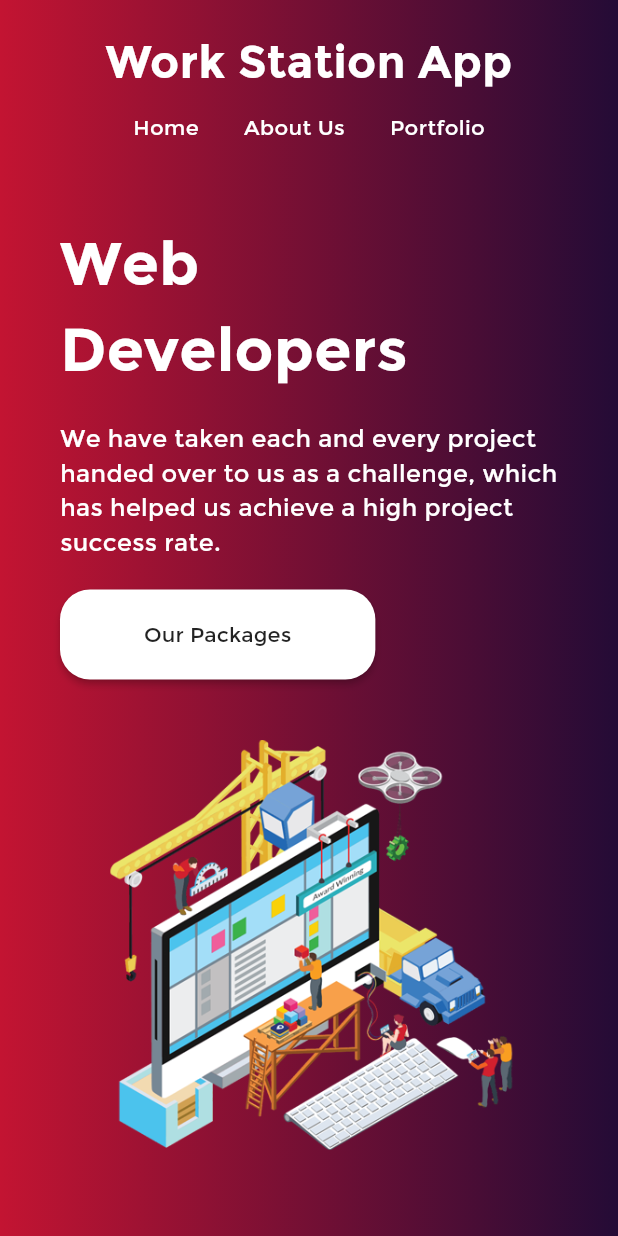
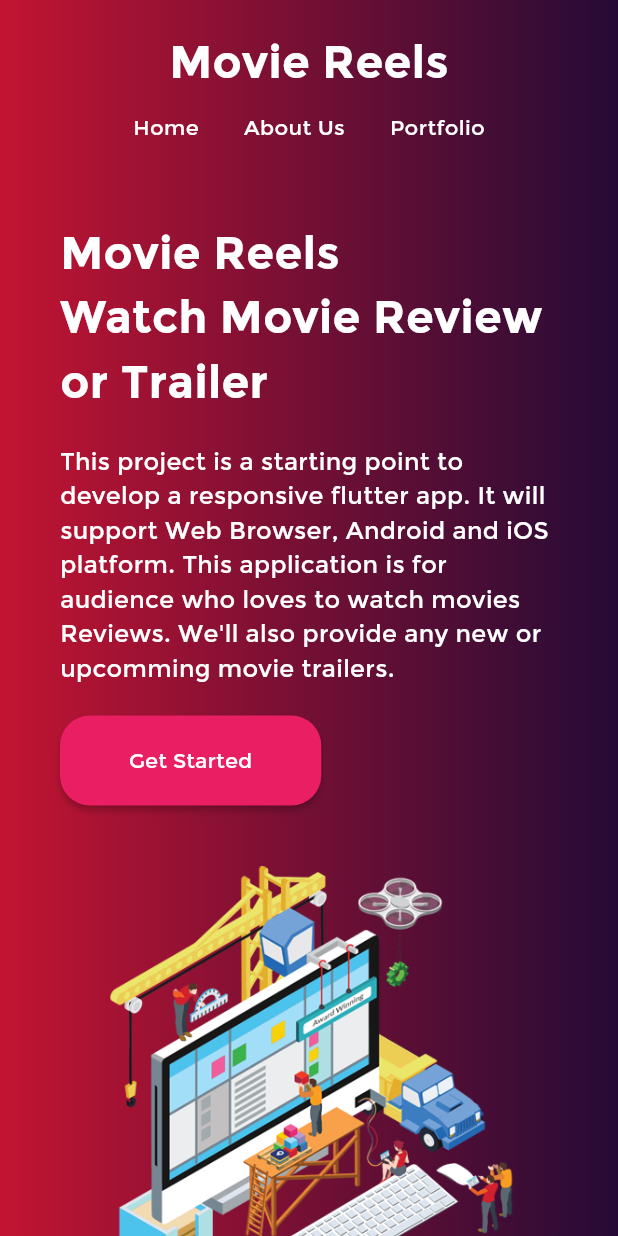
Before and after one commit to abir-ahmed/movie-reels, a Flutter app: the screen it shows after launch, on a phone screen of 412 x 824 dp. Run offline on Flutter 3.47's test engine with Material 3 defaults, Android fonts, the phone set to English and light mode, and no system bars.

Commit message:
Movie_Reels: Update text and make some code refactoring
- Add Git Ignore file for the project

```diff
--- a/lib/LandingPage/landing_page.dart
+++ b/lib/LandingPage/landing_page.dart
@@ -11,26 +11,29 @@ class LandingPage extends StatelessWidget {
           crossAxisAlignment: CrossAxisAlignment.start,
           children: [
             const Text(
-              "Web\nDevelopers",
+              "Movie Reels\nWatch Movie Review or Trailer",
               style: TextStyle(
                   color: Colors.white,
-                  fontSize: 40.0,
+                  fontSize: 30.0,
                   fontWeight: FontWeight.bold),
             ),
             const Padding(
               padding: EdgeInsets.symmetric(vertical: 20.0),
               child: Text(
-                "We have taken each and every project handed over to us as a challenge, which has helped us achieve a high project success rate.",
+                "This project is a starting point to develop a responsive flutter app. It will support Web Browser, Android and iOS platform. This application is for audience who loves to watch movies Reviews. We'll also provide any new or upcomming movie trailers.",
                 style: TextStyle(color: Colors.white, fontSize: 16.0),
               ),
             ),
             MaterialButton(
-              color: Colors.white,
+              color: Colors.pink,
               shape: const RoundedRectangleBorder(
                   borderRadius: BorderRadius.all(Radius.circular(20.0))),
               child: const Padding(
-                padding: EdgeInsets.symmetric(vertical: 20.0, horizontal: 40.0),
-                child: Text('Our Packages'),
+                padding: EdgeInsets.symmetric(vertical: 20.0, horizontal: 30.0),
+                child: Text(
+                  'Get Started',
+                  style: TextStyle(color: Colors.white),
+                ),
               ),
               onPressed: () {},
             ),
--- a/lib/NavBar/nav_bar.dart
+++ b/lib/NavgationTopBar/navigation_top_bar.dart
@@ -1,7 +1,7 @@
 import 'package:flutter/material.dart';
 
-class NavBar extends StatelessWidget {
-  const NavBar({super.key});
+class NavigationTopBar extends StatelessWidget {
+  const NavigationTopBar({super.key});
 
   @override
   Widget build(BuildContext context) {
@@ -32,7 +32,7 @@ class DesktopNavBar extends StatelessWidget {
         mainAxisAlignment: MainAxisAlignment.spaceBetween,
         children: [
           const Text(
-            'Work Station App',
+            'Movie Reels',
             style: TextStyle(
               fontWeight: FontWeight.bold,
               fontSize: 30.0,
@@ -67,7 +67,7 @@ class DesktopNavBar extends StatelessWidget {
                 shape: const RoundedRectangleBorder(
                     borderRadius: BorderRadius.all(Radius.circular(20.0))),
                 child: const Text(
-                  'Get Started',
+                  'Search',
                   style: TextStyle(color: Colors.white),
                 ),
                 onPressed: () {},
@@ -102,7 +102,7 @@ class MobileNavBar extends StatelessWidget {
       child: Column(
         children: [
           Text(
-            'Work Station App',
+            'Movie Reels',
             style: TextStyle(
               fontWeight: FontWeight.bold,
               fontSize: 30.0,
--- a/lib/main.dart
+++ b/lib/main.dart
@@ -1,6 +1,6 @@
 import 'package:flutter/material.dart';
 import 'package:work_station_web_application/LandingPage/landing_page.dart';
-import 'package:work_station_web_application/NavBar/nav_bar.dart';
+import 'package:work_station_web_application/NavgationTopBar/navigation_top_bar.dart';
 
 void main() {
   runApp(const MainApp());
@@ -12,15 +12,16 @@ class MainApp extends StatelessWidget {
   @override
   Widget build(BuildContext context) {
     return MaterialApp(
-      title: 'Flutter Web Application Demo',
+      debugShowCheckedModeBanner: false,
+      title: 'Movie Reels App',
       theme: ThemeData(primarySwatch: Colors.blue, fontFamily: "Montserrat"),
-      home: const MyHomePageApp(),
+      home: const MovieReelApp(),
     );
   }
 }
 
-class MyHomePageApp extends StatelessWidget {
-  const MyHomePageApp({super.key});
+class MovieReelApp extends StatelessWidget {
+  const MovieReelApp({super.key});
 
   @override
   Widget build(BuildContext context) {
@@ -37,12 +38,11 @@ class MyHomePageApp extends StatelessWidget {
           child: const SingleChildScrollView(
             child: Column(
               children: [
-                NavBar(),
+                NavigationTopBar(),
                 Padding(
-                  padding:
-                      EdgeInsets.symmetric(vertical: 20.0, horizontal: 40.0),
-                  child: LandingPage(),
-                ),
+                    padding:
+                        EdgeInsets.symmetric(vertical: 20.0, horizontal: 40.0),
+                    child: LandingPage()),
               ],
             ),
           )),
```
Also changed, not shown: 1 other file.
